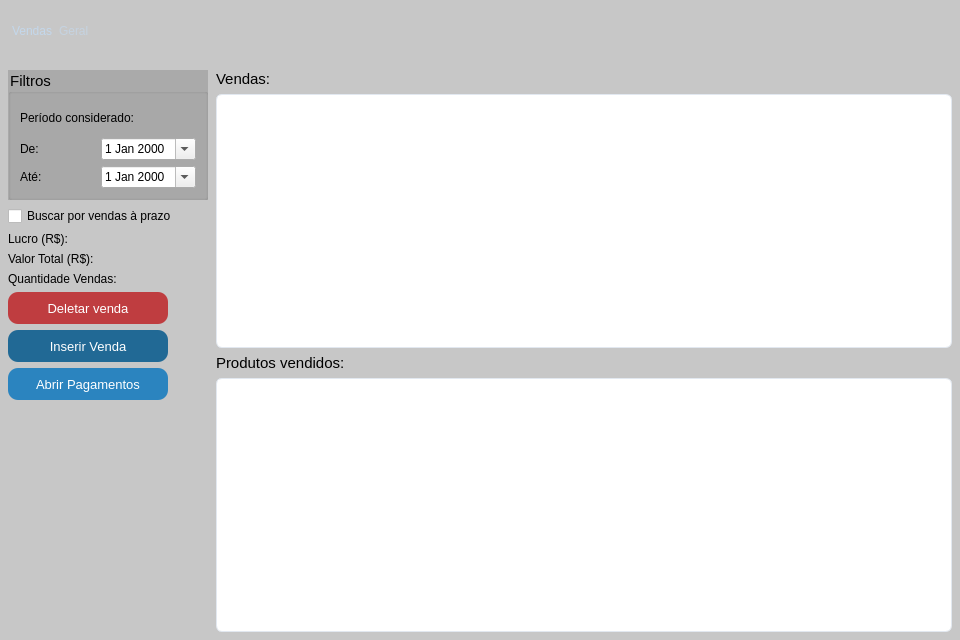
Before: the Qt Designer form src/vendas.ui in GabR36/QEstoqueLoja, drawn with Qt 5.
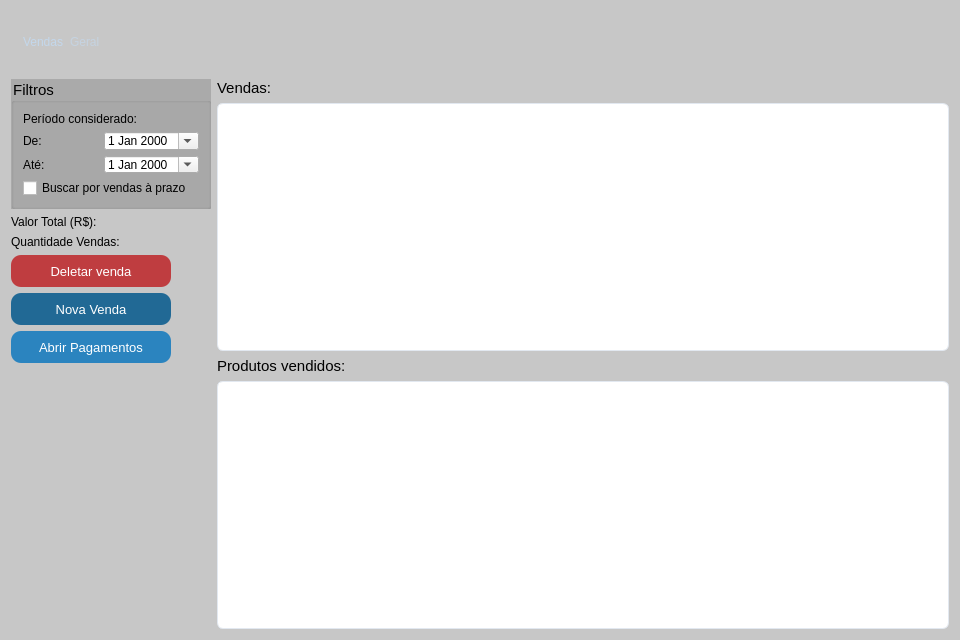
After: the same form once the commit is applied. Icons and pictures are not drawn.

Commit message: tira lucro do resumo vendas

The edit to the form file:
```diff
--- a/src/vendas.ui
+++ b/src/vendas.ui
@@ -105,21 +105,6 @@
    </string>
   </property>
   <layout class="QGridLayout" name="gridLayout">
-   <property name="leftMargin">
-    <number>0</number>
-   </property>
-   <property name="topMargin">
-    <number>0</number>
-   </property>
-   <property name="rightMargin">
-    <number>0</number>
-   </property>
-   <property name="bottomMargin">
-    <number>8</number>
-   </property>
-   <property name="spacing">
-    <number>0</number>
-   </property>
    <item row="0" column="0" colspan="2">
     <widget class="QFrame" name="frameHeaderBar">
      <property name="minimumSize">
@@ -210,29 +195,7 @@
      </layout>
     </widget>
    </item>
-   <item row="1" column="0" colspan="2">
-    <layout class="QHBoxLayout" name="contentLayout">
-     <property name="spacing">
-      <number>8</number>
-     </property>
-     <property name="leftMargin">
-      <number>8</number>
-     </property>
-     <property name="topMargin">
-      <number>8</number>
-     </property>
-     <property name="rightMargin">
-      <number>8</number>
-     </property>
-     <property name="bottomMargin">
-      <number>0</number>
-     </property>
-     <item>
-      <layout class="QVBoxLayout" name="leftPanelLayout">
-       <property name="spacing">
-        <number>6</number>
-       </property>
-       <item>
+   <item row="1" column="0">
         <widget class="QGroupBox" name="groupBox">
          <property name="sizePolicy">
           <sizepolicy hsizetype="Fixed" vsizetype="Fixed">
@@ -299,9 +262,6 @@
             </item>
            </layout>
           </item>
-         </layout>
-        </widget>
-       </item>
        <item>
         <widget class="QCheckBox" name="cb_BuscaVendasPrazo">
          <property name="text">
@@ -309,28 +269,105 @@
          </property>
         </widget>
        </item>
+     </layout>
+    </widget>
+   </item>
+   <item row="1" column="1" rowspan="4">
+    <layout class="QVBoxLayout" name="rightPanelLayout">
+     <property name="spacing">
+      <number>6</number>
+     </property>
        <item>
+      <widget class="QLabel" name="label_3">
+       <property name="styleSheet">
+        <string notr="true">font-size: 15px; font: 700 9pt &quot;Segoe UI&quot;;</string>
+       </property>
+       <property name="text">
+        <string>Vendas:</string>
+       </property>
+      </widget>
+     </item>
+     <item>
+      <widget class="QTableView" name="Tview_Vendas2">
+       <property name="minimumSize">
+        <size>
+         <width>0</width>
+         <height>200</height>
+        </size>
+       </property>
+       <property name="contextMenuPolicy">
+        <enum>Qt::ContextMenuPolicy::CustomContextMenu</enum>
+       </property>
+       <property name="alternatingRowColors">
+        <bool>true</bool>
+       </property>
+       <property name="selectionMode">
+        <enum>QAbstractItemView::SelectionMode::SingleSelection</enum>
+       </property>
+       <property name="selectionBehavior">
+        <enum>QAbstractItemView::SelectionBehavior::SelectRows</enum>
+       </property>
+       <property name="showGrid">
+        <bool>false</bool>
+       </property>
+       <attribute name="horizontalHeaderDefaultSectionSize">
+        <number>50</number>
+       </attribute>
+       <attribute name="horizontalHeaderStretchLastSection">
+        <bool>true</bool>
+       </attribute>
+       <attribute name="verticalHeaderVisible">
+        <bool>false</bool>
+       </attribute>
+      </widget>
+     </item>
+     <item>
+      <widget class="QLabel" name="label_4">
+       <property name="styleSheet">
+        <string notr="true">font-size: 15px; font: 700 9pt &quot;Segoe UI&quot;;</string>
+       </property>
+       <property name="text">
+        <string>Produtos vendidos:</string>
+       </property>
+      </widget>
+     </item>
+     <item>
+      <widget class="QTableView" name="Tview_ProdutosVendidos">
+       <property name="contextMenuPolicy">
+        <enum>Qt::ContextMenuPolicy::CustomContextMenu</enum>
+       </property>
+       <property name="alternatingRowColors">
+        <bool>true</bool>
+       </property>
+       <property name="selectionMode">
+        <enum>QAbstractItemView::SelectionMode::ExtendedSelection</enum>
+       </property>
+       <property name="selectionBehavior">
+        <enum>QAbstractItemView::SelectionBehavior::SelectRows</enum>
+       </property>
+       <property name="showGrid">
+        <bool>false</bool>
+       </property>
+       <attribute name="horizontalHeaderCascadingSectionResizes">
+        <bool>false</bool>
+       </attribute>
+       <attribute name="horizontalHeaderDefaultSectionSize">
+        <number>50</number>
+       </attribute>
+       <attribute name="horizontalHeaderStretchLastSection">
+        <bool>true</bool>
+       </attribute>
+       <attribute name="verticalHeaderVisible">
+        <bool>false</bool>
+       </attribute>
+      </widget>
+     </item>
+    </layout>
+   </item>
+   <item row="2" column="0">
         <layout class="QVBoxLayout" name="verticalLayout_3">
          <item>
-          <layout class="QHBoxLayout" name="horizontalLayout">
-           <item>
-            <widget class="QLabel" name="label">
-             <property name="styleSheet">
-              <string notr="true">font: 700 9pt &quot;Segoe UI&quot;;</string>
-             </property>
-             <property name="text">
-              <string>Lucro (R$):</string>
-             </property>
-            </widget>
-           </item>
-           <item>
-            <widget class="QLabel" name="Lbl_Lucro">
-             <property name="text">
-              <string/>
-             </property>
-            </widget>
-           </item>
-          </layout>
+      <layout class="QHBoxLayout" name="horizontalLayout"/>
          </item>
          <item>
           <layout class="QHBoxLayout" name="horizontalLayout_2">
@@ -376,7 +413,7 @@
          </item>
         </layout>
        </item>
-       <item>
+   <item row="3" column="0">
         <layout class="QVBoxLayout" name="verticalLayout_5">
          <item>
           <widget class="QPushButton" name="Btn_DeletarVenda">
@@ -434,7 +471,7 @@
             </size>
            </property>
            <property name="text">
-            <string>Inserir Venda</string>
+        <string>Nova Venda</string>
            </property>
            <property name="icon">
             <iconset resource="../Imagens/recursosImg.qrc">
@@ -478,7 +515,7 @@
          </item>
         </layout>
        </item>
-       <item>
+   <item row="4" column="0">
         <spacer name="leftBottomSpacer">
          <property name="orientation">
           <enum>Qt::Orientation::Vertical</enum>
@@ -486,106 +523,10 @@
          <property name="sizeHint" stdset="0">
           <size>
            <width>20</width>
-           <height>40</height>
+       <height>239</height>
           </size>
          </property>
         </spacer>
-       </item>
-      </layout>
-     </item>
-     <item>
-      <layout class="QVBoxLayout" name="rightPanelLayout">
-       <property name="spacing">
-        <number>6</number>
-       </property>
-       <item>
-        <widget class="QLabel" name="label_3">
-         <property name="styleSheet">
-          <string notr="true">font-size: 15px; font: 700 9pt &quot;Segoe UI&quot;;</string>
-         </property>
-         <property name="text">
-          <string>Vendas:</string>
-         </property>
-        </widget>
-       </item>
-       <item>
-        <widget class="QTableView" name="Tview_Vendas2">
-         <property name="minimumSize">
-          <size>
-           <width>0</width>
-           <height>200</height>
-          </size>
-         </property>
-         <property name="contextMenuPolicy">
-          <enum>Qt::ContextMenuPolicy::CustomContextMenu</enum>
-         </property>
-         <property name="alternatingRowColors">
-          <bool>true</bool>
-         </property>
-         <property name="selectionMode">
-          <enum>QAbstractItemView::SelectionMode::SingleSelection</enum>
-         </property>
-         <property name="selectionBehavior">
-          <enum>QAbstractItemView::SelectionBehavior::SelectRows</enum>
-         </property>
-         <property name="showGrid">
-          <bool>false</bool>
-         </property>
-         <attribute name="horizontalHeaderDefaultSectionSize">
-          <number>50</number>
-         </attribute>
-         <attribute name="horizontalHeaderStretchLastSection">
-          <bool>true</bool>
-         </attribute>
-         <attribute name="verticalHeaderVisible">
-          <bool>false</bool>
-         </attribute>
-        </widget>
-       </item>
-       <item>
-        <widget class="QLabel" name="label_4">
-         <property name="styleSheet">
-          <string notr="true">font-size: 15px; font: 700 9pt &quot;Segoe UI&quot;;</string>
-         </property>
-         <property name="text">
-          <string>Produtos vendidos:</string>
-         </property>
-        </widget>
-       </item>
-       <item>
-        <widget class="QTableView" name="Tview_ProdutosVendidos">
-         <property name="contextMenuPolicy">
-          <enum>Qt::ContextMenuPolicy::CustomContextMenu</enum>
-         </property>
-         <property name="alternatingRowColors">
-          <bool>true</bool>
-         </property>
-         <property name="selectionMode">
-          <enum>QAbstractItemView::SelectionMode::ExtendedSelection</enum>
-         </property>
-         <property name="selectionBehavior">
-          <enum>QAbstractItemView::SelectionBehavior::SelectRows</enum>
-         </property>
-         <property name="showGrid">
-          <bool>false</bool>
-         </property>
-         <attribute name="horizontalHeaderCascadingSectionResizes">
-          <bool>false</bool>
-         </attribute>
-         <attribute name="horizontalHeaderDefaultSectionSize">
-          <number>50</number>
-         </attribute>
-         <attribute name="horizontalHeaderStretchLastSection">
-          <bool>true</bool>
-         </attribute>
-         <attribute name="verticalHeaderVisible">
-          <bool>false</bool>
-         </attribute>
-        </widget>
-       </item>
-      </layout>
-     </item>
-    </layout>
    </item>
   </layout>
  </widget>
```
Lines whose indentation alone changed are shown as unchanged. The commit also changes 1 other file.
